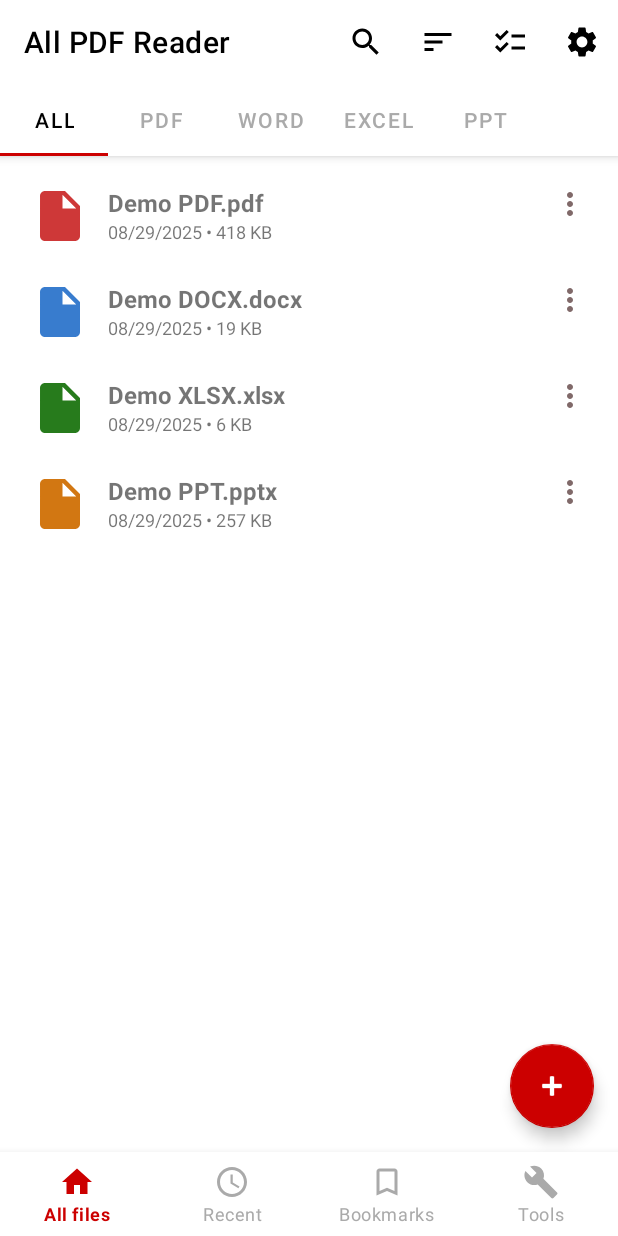
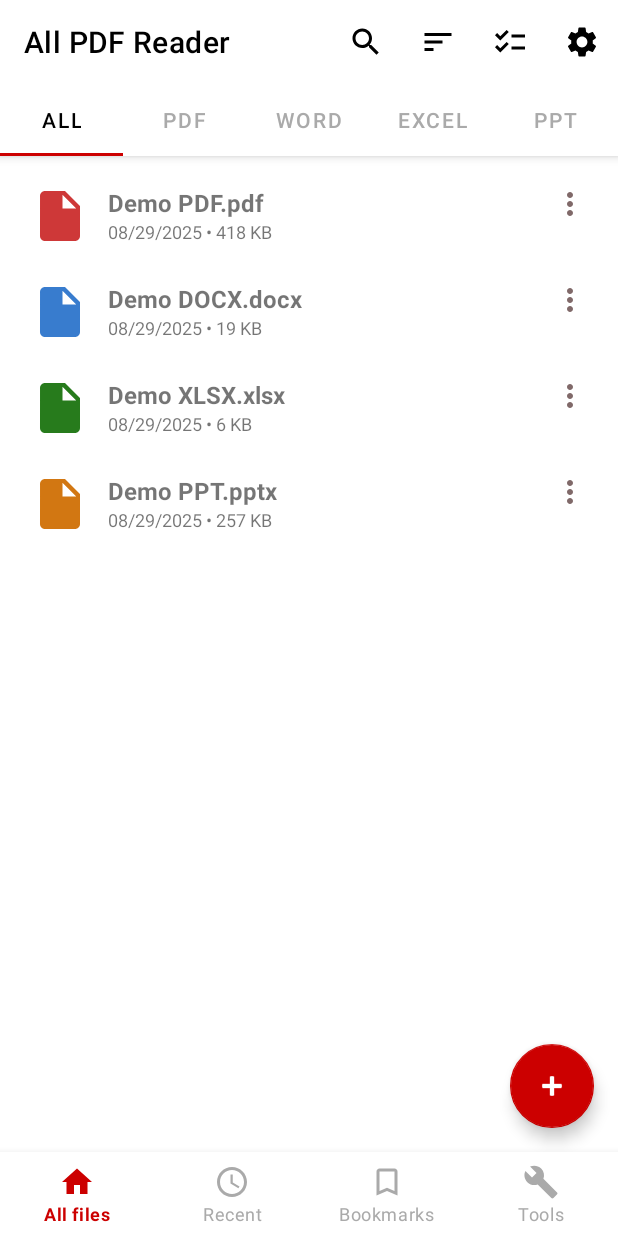
Before and after one commit to DurgeshMali/PDF-Management, an Android app: the screen it shows after launch (MainActivity), on a phone screen of 412 x 824 dp. Run offline under Robolectric (Android 15) with nearby library versions, the phone set to English and light mode, and no system bars.

Commit message:
made better toolbar design

```diff
--- a/app/src/main/res/layout/fragment_files.xml
+++ b/app/src/main/res/layout/fragment_files.xml
@@ -25,7 +25,8 @@
             android:id="@+id/tabLayout"
             android:layout_width="match_parent"
             android:layout_height="wrap_content"
-            app:tabMode="scrollable"
+            app:tabMode="fixed"
+            app:tabGravity="fill"
             app:tabIndicatorColor="@android:color/holo_red_dark"
             app:tabSelectedTextColor="@android:color/black"
             app:tabTextColor="@android:color/darker_gray" />
```
